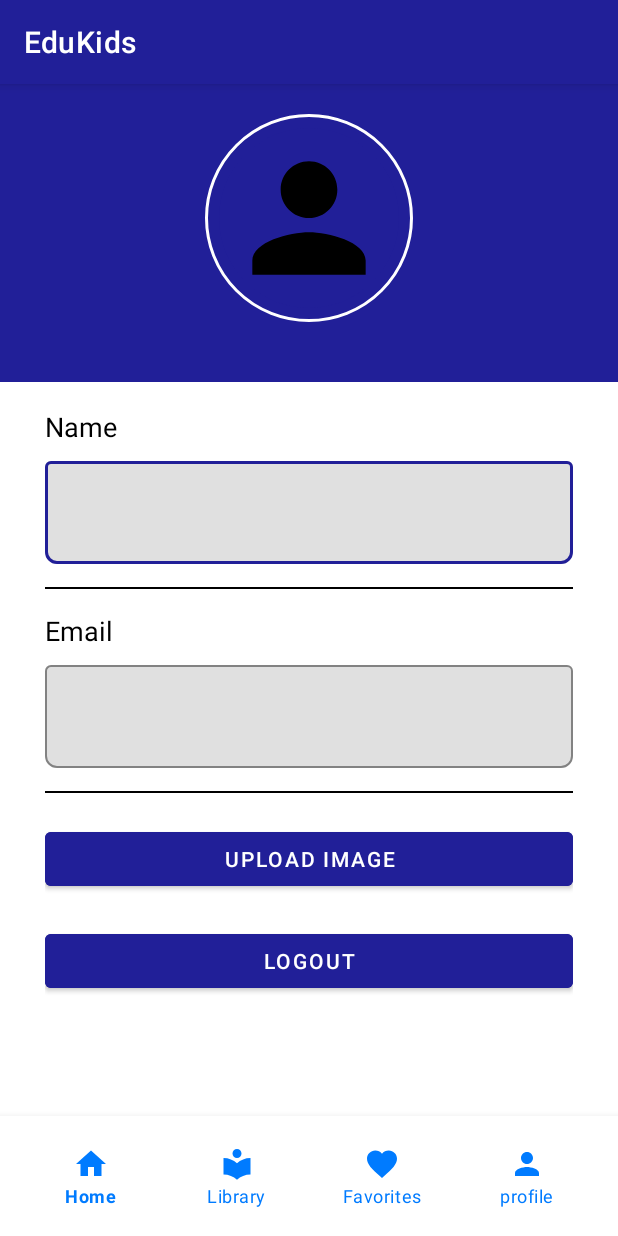
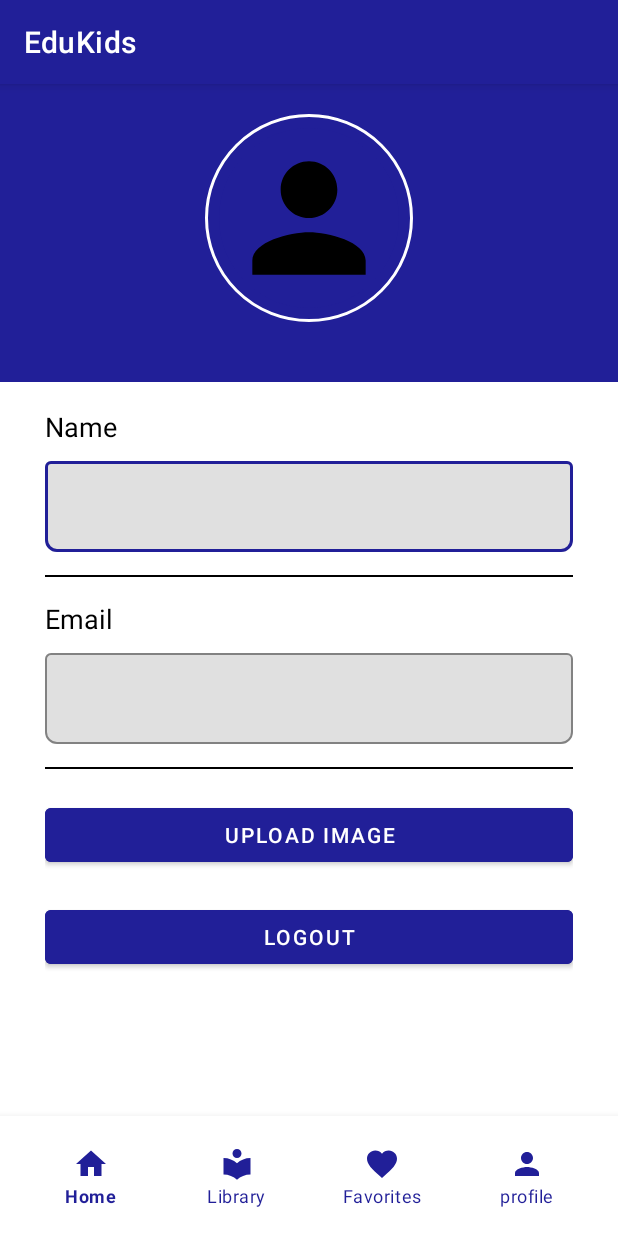
Before and after one commit to Wira07/PajawanEdu-Mobile, an Android app: the ProfileActivity screen opened directly, with no data from a screen before it, on a phone screen of 412 x 824 dp. Run offline under Robolectric (Android 15) with nearby library versions, the phone set to English and light mode, and no system bars; our stand-ins replace CircleImageView, Firebase (no records; nobody signed in at launch, a user with empty details on screens opened directly).

Commit message:
update file

```diff
--- a/app/src/main/AndroidManifest.xml
+++ b/app/src/main/AndroidManifest.xml
@@ -26,7 +26,7 @@
             android:name=".quiz.QuizIPSActivity"
             android:exported="false" />
         <activity
-            android:name=".quiz.QuizIBahasaActivity"
+            android:name=".quiz.QuizBahasaActivity"
             android:exported="false" />
         <activity
             android:name=".quiz.QuizMathActivity"
--- a/app/src/main/java/com/wira_fkom/pajawanedumobile/GetStarted.kt
+++ b/app/src/main/java/com/wira_fkom/pajawanedumobile/GetStarted.kt
@@ -15,6 +15,8 @@ class GetStarted : AppCompatActivity() {
         super.onCreate(savedInstanceState)
         binding = ActivityGetStartedBinding.inflate(layoutInflater)
         setContentView(binding.root)
+
+        title = "Get Started"
 
         // Animasi fade in dan zoom in untuk gambar
         val fadeInZoomIn = AnimationUtils.loadAnimation(this, R.anim.fade_in_zoom_in)
--- a/app/src/main/java/com/wira_fkom/pajawanedumobile/ProfileActivity.kt
+++ b/app/src/main/java/com/wira_fkom/pajawanedumobile/ProfileActivity.kt
@@ -5,7 +5,6 @@ import android.content.Intent
 import android.net.Uri
 import android.os.Bundle
 import android.text.Editable
-import android.text.TextWatcher
 import android.util.Log
 import androidx.appcompat.app.AppCompatActivity
 import com.bumptech.glide.Glide
@@ -15,7 +14,6 @@ import com.google.firebase.storage.FirebaseStorage
 import com.wira_fkom.pajawanedumobile.databinding.ActivityProfileBinding
 import com.wira_fkom.pajawanedumobile.login.LoginActivity
 import java.util.UUID
-
 class ProfileActivity : AppCompatActivity() {
 
     private lateinit var binding: ActivityProfileBinding
@@ -40,8 +38,8 @@ class ProfileActivity : AppCompatActivity() {
         setupBottomNavigation()
 
         user?.let {
-            val name = it.displayName
-            val email = it.email
+            val name = it.displayName ?: "" // Default to empty string if null
+            val email = it.email ?: "" // Default to empty string if null
 
             binding.tvName.text = Editable.Factory.getInstance().newEditable(name)
             binding.tvEmail.text = Editable.Factory.getInstance().newEditable(email)
--- a/app/src/main/res/layout/activity_favorite.xml
+++ b/app/src/main/res/layout/activity_favorite.xml
@@ -23,8 +23,8 @@
         android:layout_height="wrap_content"
         android:background="@color/white"
         android:padding="12dp"
-        app:itemIconTint="@color/itemColor"
-        app:itemTextColor="@color/itemColor"
+        app:itemIconTint="@color/primarydark"
+        app:itemTextColor="@color/primarydark"
         app:labelVisibilityMode="labeled"
         app:menu="@menu/menu_item"
         app:layout_constraintBottom_toBottomOf="parent"
--- a/app/src/main/res/layout/activity_main.xml
+++ b/app/src/main/res/layout/activity_main.xml
@@ -226,8 +226,8 @@
         android:layout_alignParentBottom="true"
         android:background="@color/white"
         android:padding="12dp"
-        app:itemIconTint="@color/itemColor"
-        app:itemTextColor="@color/itemColor"
+        app:itemIconTint="@color/primarydark"
+        app:itemTextColor="@color/primarydark"
         app:labelVisibilityMode="labeled"
         app:menu="@menu/menu_item" />
 
--- a/app/src/main/res/layout/activity_profile.xml
+++ b/app/src/main/res/layout/activity_profile.xml
@@ -80,9 +80,8 @@
                             android:id="@+id/tvName"
                             android:layout_width="match_parent"
                             android:layout_height="wrap_content"
-                            android:fontFamily="sans-serif-light"
+                            android:fontFamily="@font/poppins_regular"
                             android:textColor="#000000"
-                            android:textSize="25sp"
                             android:inputType="textEmailAddress" />
                     </com.google.android.material.textfield.TextInputLayout>
 
@@ -118,9 +117,8 @@
                             android:id="@+id/tvEmail"
                             android:layout_width="match_parent"
                             android:layout_height="wrap_content"
-                            android:fontFamily="sans-serif-light"
+                            android:fontFamily="@font/poppins_regular"
                             android:textColor="#000000"
-                            android:textSize="25sp"
                             android:inputType="phone" />
                     </com.google.android.material.textfield.TextInputLayout>
 
@@ -160,8 +158,8 @@
         android:layout_alignParentBottom="true"
         android:background="@color/white"
         android:padding="12dp"
-        app:itemIconTint="@color/itemColor"
-        app:itemTextColor="@color/itemColor"
+        app:itemIconTint="@color/primarydark"
+        app:itemTextColor="@color/primarydark"
         app:labelVisibilityMode="labeled"
         app:menu="@menu/menu_item" />
 
```
Also changed, not shown: app/src/main/java/com/wira_fkom/pajawanedumobile/quiz/QuizMathActivity.kt (+19 -1 lines), app/src/main/res/drawable/bg_rounded_bottom.xml (added, +8 -0 lines).
